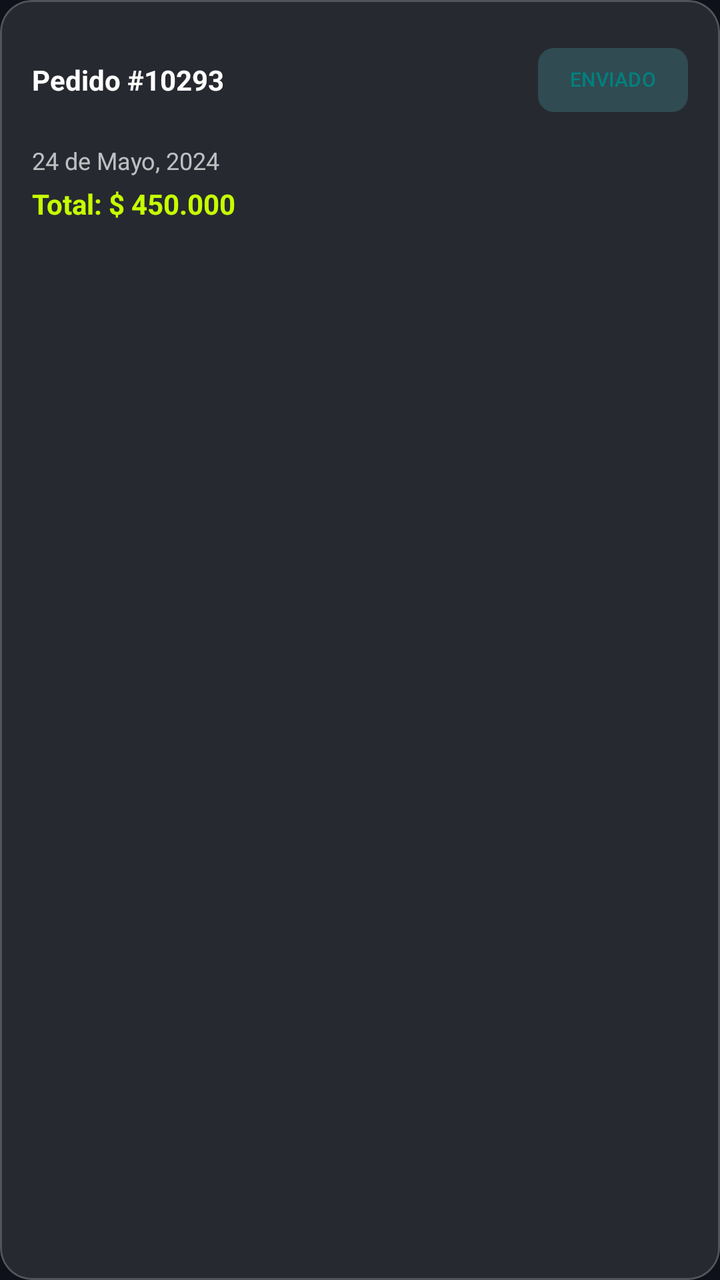
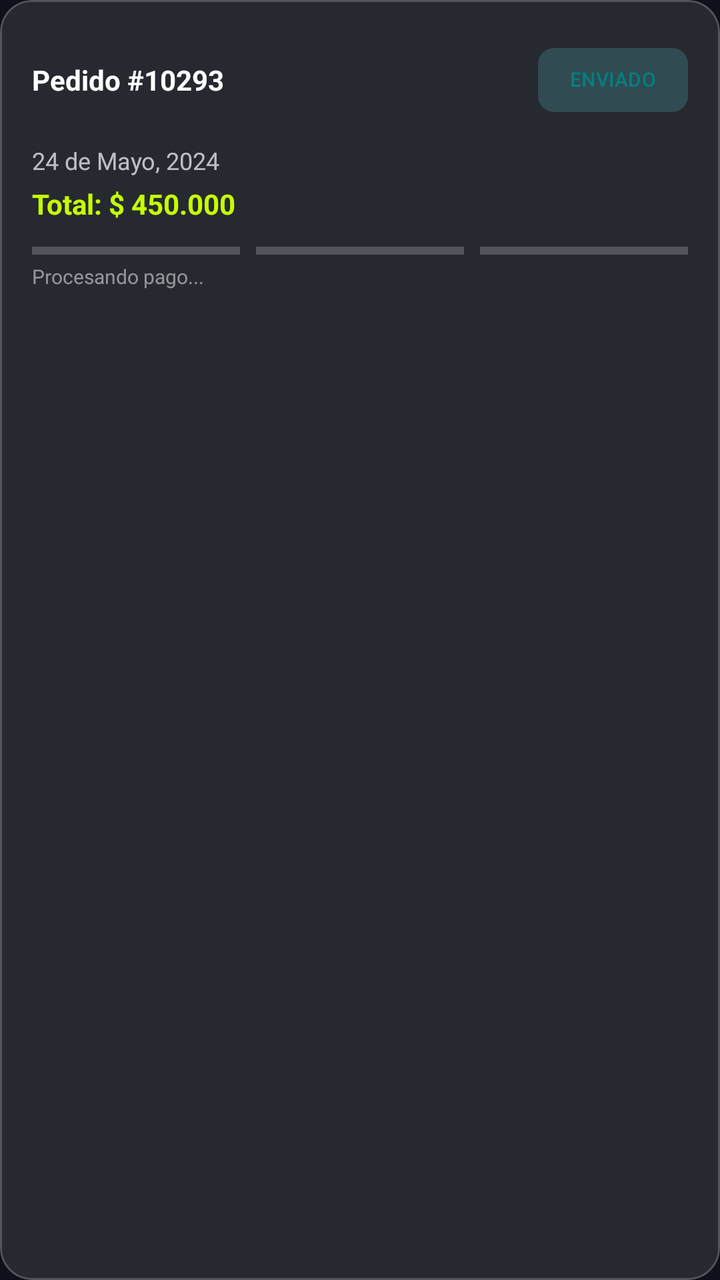

Before-and-after screenshots of an Android layout around one commit, followed by the original layout XML and the change that was made.
<!-- AndroidManifest.xml: application theme Theme.VoltCore -->
<!-- res/layout/item_buyer_order.xml -->
<?xml version="1.0" encoding="utf-8"?>
<com.google.android.material.card.MaterialCardView xmlns:android="http://schemas.android.com/apk/res/android"
    xmlns:app="http://schemas.android.com/apk/res-auto"
    android:layout_width="match_parent"
    android:layout_height="wrap_content"
    android:layout_marginHorizontal="16dp"
    android:layout_marginBottom="12dp"
    app:cardBackgroundColor="@color/glass_surface"
    app:cardCornerRadius="16dp"
    app:strokeColor="@color/glass_stroke"
    app:strokeWidth="1dp">

    <LinearLayout
        android:layout_width="match_parent"
        android:layout_height="wrap_content"
        android:orientation="vertical"
        android:padding="16dp">

        <LinearLayout
            android:layout_width="match_parent"
            android:layout_height="wrap_content"
            android:orientation="horizontal"
            android:gravity="center_vertical"
            android:layout_marginBottom="8dp">

            <TextView
                android:id="@+id/tvOrderNum"
                android:layout_width="0dp"
                android:layout_height="wrap_content"
                android:layout_weight="1"
                android:text="Pedido #10293"
                android:textColor="@color/white"
                android:textStyle="bold" />

            <com.google.android.material.chip.Chip
                android:id="@+id/chipOrderStatus"
                android:layout_width="wrap_content"
                android:layout_height="wrap_content"
                android:text="ENVIADO"
                app:chipBackgroundColor="#33008080"
                android:textColor="#008080"
                android:textSize="10sp"
                app:chipStrokeWidth="0dp" />
        </LinearLayout>

        <TextView
            android:id="@+id/tvOrderDate"
            android:layout_width="wrap_content"
            android:layout_height="wrap_content"
            android:text="24 de Mayo, 2024"
            android:textColor="#B3FFFFFF"
            android:textSize="12sp"
            android:layout_marginBottom="4dp"/>

        <TextView
            android:id="@+id/tvOrderTotal"
            android:layout_width="wrap_content"
            android:layout_height="wrap_content"
            android:text="Total: $ 450.000"
            android:textColor="@color/volt_primary"
            android:textStyle="bold" />

    </LinearLayout>
</com.google.android.material.card.MaterialCardView>
<!-- resources referenced by this layout -->
<resources>
  <color name="glass_stroke">#33FFFFFF</color>
  <color name="glass_surface">#1AFFFFFF</color>
  <color name="volt_primary">#C6FF00</color>
  <color name="white">#FFFFFFFF</color>
  <style name="Theme.VoltCore" parent="Base.Theme.VoltCore" />
  <style name="Base.Theme.VoltCore" parent="Theme.Material3.DayNight.NoActionBar">
          
          <item name="colorPrimary">@color/volt_primary</item>
          <item name="android:windowBackground">@color/volt_background</item>
          <item name="colorSurface">@color/glass_surface</item>
          <item name="colorOnSurface">@color/white</item>
      </style>
  <color name="volt_background">#0F111A</color>
</resources>

<!-- the commit's change to res/layout/item_buyer_order.xml (unified diff, before → after) -->
@@ -58,7 +58,48 @@
             android:layout_height="wrap_content"
             android:text="Total: $ 450.000"
             android:textColor="@color/volt_primary"
-            android:textStyle="bold" />
+            android:textStyle="bold"
+            android:layout_marginBottom="12dp" />
+
+        <LinearLayout
+            android:layout_width="match_parent"
+            android:layout_height="wrap_content"
+            android:orientation="horizontal"
+            android:gravity="center_vertical">
+
+            <View
+                android:id="@+id/viewStep1"
+                android:layout_width="0dp"
+                android:layout_height="4dp"
+                android:layout_weight="1"
+                android:background="#33FFFFFF"
+                android:layout_marginEnd="4dp" />
+
+            <View
+                android:id="@+id/viewStep2"
+                android:layout_width="0dp"
+                android:layout_height="4dp"
+                android:layout_weight="1"
+                android:background="#33FFFFFF"
+                android:layout_marginHorizontal="4dp" />
+
+            <View
+                android:id="@+id/viewStep3"
+                android:layout_width="0dp"
+                android:layout_height="4dp"
+                android:layout_weight="1"
+                android:background="#33FFFFFF"
+                android:layout_marginStart="4dp" />
+        </LinearLayout>
+
+        <TextView
+            android:id="@+id/tvStatusDescription"
+            android:layout_width="wrap_content"
+            android:layout_height="wrap_content"
+            android:text="Procesando pago..."
+            android:textColor="#80FFFFFF"
+            android:textSize="10sp"
+            android:layout_marginTop="4dp" />
 
     </LinearLayout>
 </com.google.android.material.card.MaterialCardView>
